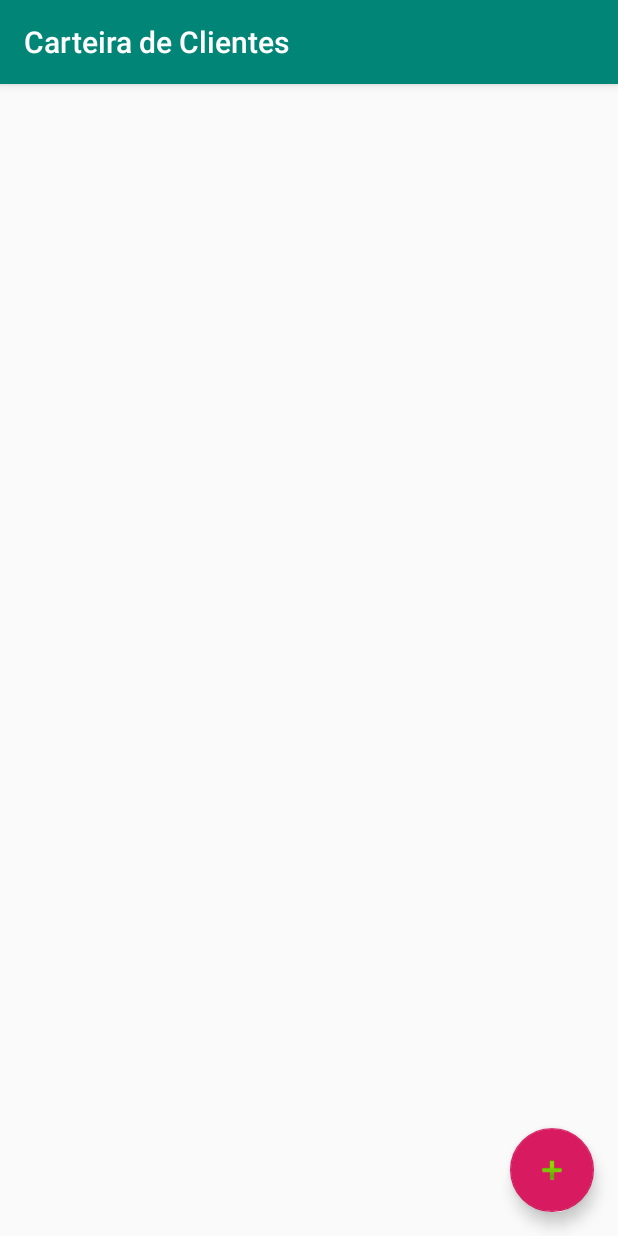
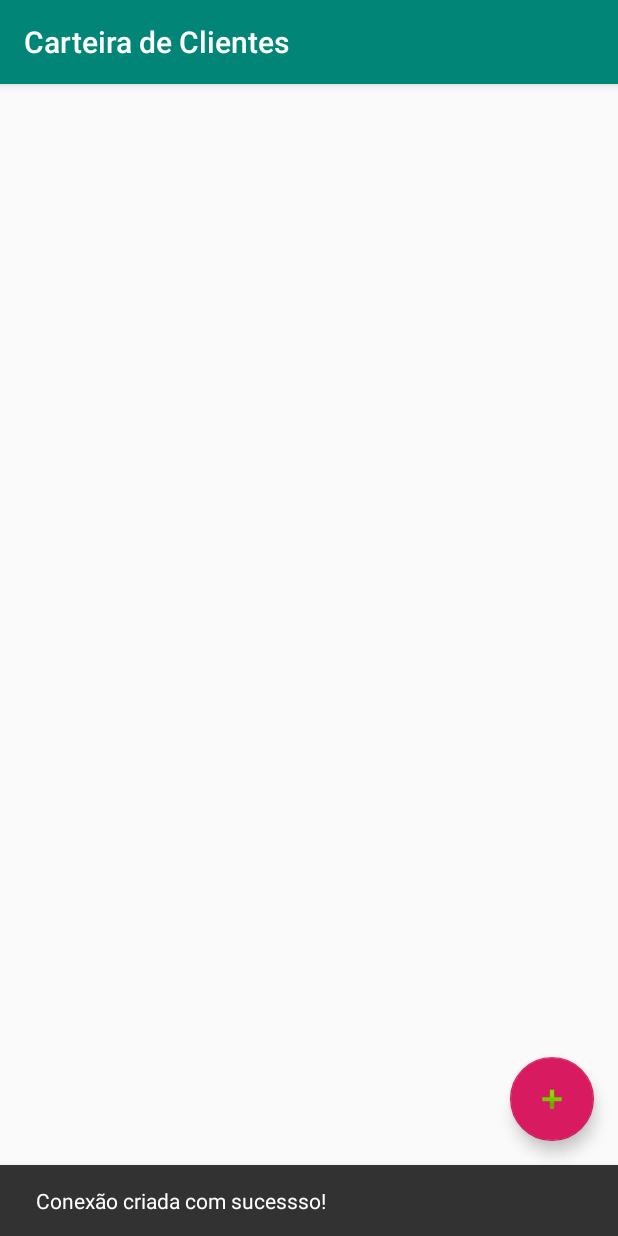
Before and after one commit to ademirassis/CarteiraDeClientes, an Android app: the first screen one second after launch (MainActivity), on a phone screen of 412 x 824 dp. Run offline under Robolectric (Android 15) with nearby library versions, the phone set to English and light mode, and no system bars.

```diff
--- a/app/src/main/java/up/edu/br/carteiradeclientes/MainActivity.java
+++ b/app/src/main/java/up/edu/br/carteiradeclientes/MainActivity.java
@@ -1,20 +1,31 @@
 package up.edu.br.carteiradeclientes;
 
 import android.content.Intent;
+import android.database.SQLException;
+import android.database.sqlite.SQLiteDatabase;
 import android.os.Bundle;
 
 import com.google.android.material.floatingactionbutton.FloatingActionButton;
+import com.google.android.material.snackbar.Snackbar;
 
+import androidx.appcompat.app.AlertDialog;
 import androidx.appcompat.app.AppCompatActivity;
 import androidx.appcompat.widget.Toolbar;
+import androidx.constraintlayout.widget.ConstraintLayout;
 import androidx.recyclerview.widget.RecyclerView;
 
 import android.view.View;
+
+import up.edu.br.carteiradeclientes.database.DadosOpenHelper;
 
 public class MainActivity extends AppCompatActivity {
 
     private RecyclerView listaDados;
     private FloatingActionButton fab;
+    private ConstraintLayout layoutContentMain;
+
+    private SQLiteDatabase conexao;
+    private DadosOpenHelper dadosOpenHelper;
 
     @Override
     protected void onCreate(Bundle savedInstanceState) {
@@ -26,13 +37,32 @@ public class MainActivity extends AppCompatActivity {
         fab = findViewById(R.id.fab);
         listaDados = (RecyclerView) findViewById(R.id.listaDados);
 
-       /* fab.setOnClickListener(new View.OnClickListener() {
-            @Override
-            public void onClick(View view) {
-                Intent it = new Intent(MainActivity.this, CadastrarClienteActivity.class);
-                startActivity(it);
-            }
-        }); */
+        layoutContentMain = (ConstraintLayout) findViewById(R.id.layoutContentMain);
+
+        criarConexao();
+    }
+
+    private void criarConexao(){
+
+        try {
+
+            dadosOpenHelper = new DadosOpenHelper(this);
+
+            conexao = dadosOpenHelper.getWritableDatabase();
+
+            Snackbar.make(layoutContentMain, getString(R.string.message_conexao_criada_sucesso), Snackbar.LENGTH_SHORT)
+                    .setAction(getString(R.string.action_ok),null).show();
+        }
+        catch (SQLException ex){
+
+            AlertDialog.Builder dlg = new AlertDialog.Builder(this);
+            dlg.setTitle("Erro:");
+            dlg.setMessage(ex.getMessage());
+            dlg.setNeutralButton("OK", null);
+            dlg.show();
+
+        }
+
     }
 
     public void cadastrar(View view){
--- /dev/null
+++ b/app/src/main/java/up/edu/br/carteiradeclientes/database/DadosOpenHelper.java
@@ -0,0 +1,25 @@
+package up.edu.br.carteiradeclientes.database;
+
+import android.content.Context;
+import android.database.sqlite.SQLiteDatabase;
+import android.database.sqlite.SQLiteOpenHelper;
+
+public class DadosOpenHelper extends SQLiteOpenHelper {
+
+
+    public DadosOpenHelper(Context context) {
+        super(context, "Dados", null, 1);
+    }
+
+    @Override
+    public void onCreate(SQLiteDatabase db) {
+
+        db.execSQL((ScriptSQL.getCreateTableCliente()));
+
+    }
+
+    @Override
+    public void onUpgrade(SQLiteDatabase sqLiteDatabase, int i, int i1) {
+
+    }
+}
--- /dev/null
+++ b/app/src/main/java/up/edu/br/carteiradeclientes/database/ScriptSQL.java
@@ -0,0 +1,18 @@
+package up.edu.br.carteiradeclientes.database;
+
+public class ScriptSQL {
+
+    public static String getCreateTableCliente(){
+
+        StringBuilder sql = new StringBuilder();
+
+        sql.append(" CREATE TABLE IF NOT EXISTS cliente ( ");
+        sql.append("    codigo INTEGER PRIMARY KEY AUTOINCREMENT NOT NULL, ");
+        sql.append("    nome VARCHAR(50) NOT NULL DEFAULT(''), ");
+        sql.append("    endereco VARCHAR(250) NOT NULL DEFAULT(''), ");
+        sql.append("    email VARCHAR(200) NOT NULL DEFAULT(''), ");
+        sql.append("    telefone VARCHAR(17) NOT NULL DEFAULT('') ); ");
+
+        return sql.toString();
+    }
+}
--- a/app/src/main/res/layout/content_main.xml
+++ b/app/src/main/res/layout/content_main.xml
@@ -2,6 +2,7 @@
 <androidx.constraintlayout.widget.ConstraintLayout xmlns:android="http://schemas.android.com/apk/res/android"
     xmlns:app="http://schemas.android.com/apk/res-auto"
     xmlns:tools="http://schemas.android.com/tools"
+    android:id="@+id/layoutContentMain"
     android:layout_width="match_parent"
     android:layout_height="match_parent"
     app:layout_behavior="@string/appbar_scrolling_view_behavior"
--- a/app/src/main/res/values/strings.xml
+++ b/app/src/main/res/values/strings.xml
@@ -10,5 +10,6 @@
     <string name="title_menu_cancelar">Cancelar</string>
     <string name="title_aviso">Aviso:</string>
     <string name="message_campos_invalidos_brancos">Há campos inválidos ou em branco!</string>
-    <string name="lbl_ok">OK</string>
+    <string name="action_ok">OK</string>
+    <string name="message_conexao_criada_sucesso">Conexão criada com sucessso!</string>
 </resources>
```
Also changed, not shown: app/src/main/java/up/edu/br/carteiradeclientes/CadastrarClienteActivity.java (+5 -5 lines), app/src/main/res/git_readme.txt (added, +18 -0 lines).
